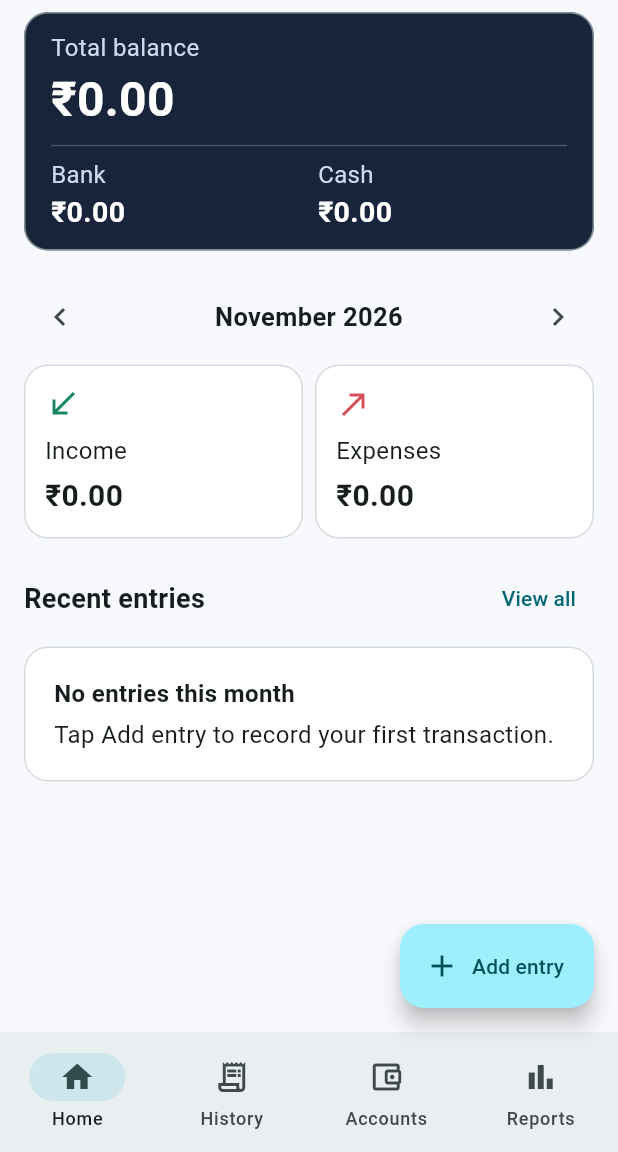
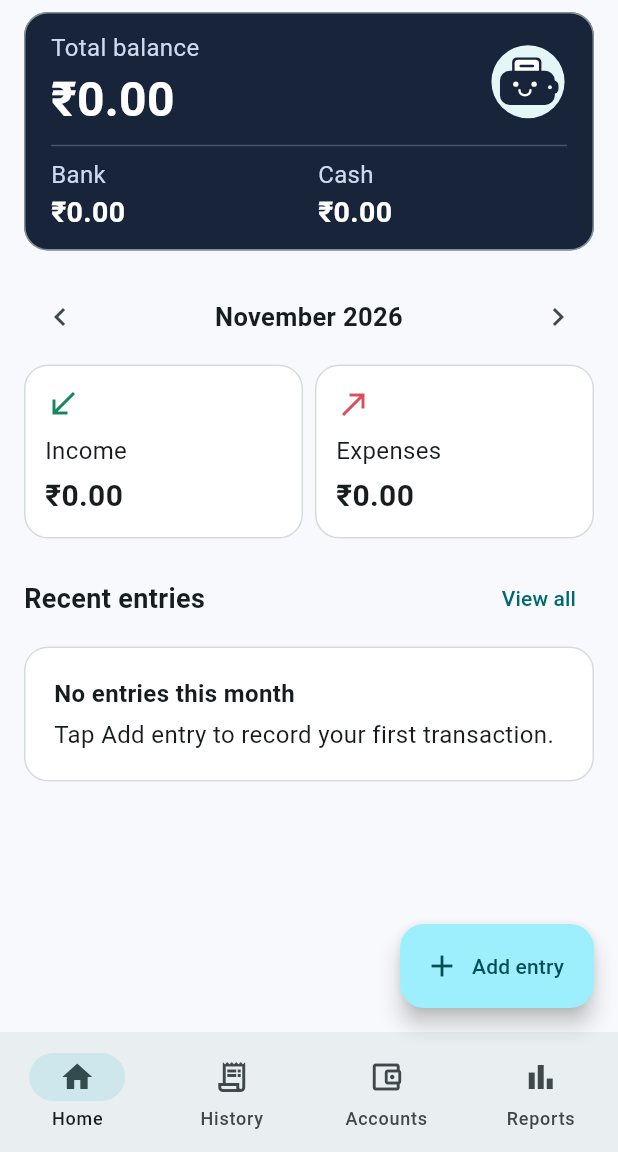
Before and after one commit to ft-aaheli/PocketLedger, a Flutter app: the screen it shows after launch, after a tap on "Create ledger", on a phone screen of 412 x 824 dp, the part 84-1236 px from its top. Run offline on Flutter 3.47's test engine with Material 3 defaults, Android fonts, the phone set to English and light mode, and no system bars; our stand-ins replace file_picker, image_picker, material_ui, pdf, share_plus, sqflite; missing offline and left inert: cryptography, excel; accounts and stored records are empty.

Commit message:
Add a wallet mascot to Home and entry confirmations

```diff
--- a/lib/forms.dart
+++ b/lib/forms.dart
@@ -87,11 +87,11 @@ mixin FormSave<T extends StatefulWidget> on State<T> {
   final formKey = GlobalKey<FormState>();
   bool saving = false;
 
-  Future<void> save(
+  Future<void> save<R extends Object>(
     Future<void> Function() write, {
     bool close = true,
     bool validate = true,
-    String? result,
+    R? result,
   }) async {
     if (saving || (validate && !formKey.currentState!.validate())) return;
     FocusScope.of(context).unfocus();
@@ -99,7 +99,7 @@ mixin FormSave<T extends StatefulWidget> on State<T> {
     try {
       await write();
       if (mounted && close && ModalRoute.isCurrentOf(context) == true) {
-        Navigator.pop(context, result);
+        Navigator.pop<R>(context, result);
       }
     } catch (error) {
       if (mounted) {
@@ -517,6 +517,7 @@ class _EntryPageState extends State<EntryPage> with FormSave<EntryPage> {
             note.text.trim(),
           ),
         ),
+        result: widget.entry == null ? kind : null,
       ),
     );
   }
--- a/lib/main.dart
+++ b/lib/main.dart
@@ -7,6 +7,7 @@ import 'profile.dart';
 import 'report_actions.dart';
 import 'forms.dart';
 import 'settings.dart';
+import 'wallet_mascot.dart';
 
 void main() async {
   WidgetsFlutterBinding.ensureInitialized();
@@ -115,6 +116,33 @@ class _LedgerHomeState extends State<LedgerHome> {
   void show(Widget page) =>
       Navigator.of(context).push(MaterialPageRoute<void>(builder: (_) => page));
 
+  Future<void> addEntry() async {
+    final saved = await Navigator.of(context)
+        .push<Kind>(MaterialPageRoute<Kind>(builder: (_) => EntryPage(ledger)));
+    if (!mounted || saved == null) return;
+    final messenger = ScaffoldMessenger.of(context);
+    messenger.hideCurrentSnackBar();
+    messenger.showSnackBar(
+      SnackBar(
+        content: Row(
+          children: [
+            if (ledger.mascotEnabled) ...[
+              const WalletMascot(celebrating: true),
+              const SizedBox(width: 12),
+            ],
+            Expanded(
+              child: Text(switch (saved) {
+                Kind.expense => 'Expense recorded!',
+                Kind.income => 'Income recorded!',
+                Kind.transfer => 'Transfer complete!',
+              }),
+            ),
+          ],
+        ),
+      ),
+    );
+  }
+
   @override
   Widget build(BuildContext context) {
     final monthly = ledger.monthly(month);
@@ -168,7 +196,7 @@ class _LedgerHomeState extends State<LedgerHome> {
         ],
       ),
       floatingActionButton: FloatingActionButton.extended(
-        onPressed: () => show(EntryPage(ledger)),
+        onPressed: addEntry,
         icon: const Icon(Icons.add),
         label: const Text('Add entry'),
       ),
@@ -367,11 +395,29 @@ class _LedgerHomeState extends State<LedgerHome> {
         child: Column(
           crossAxisAlignment: CrossAxisAlignment.start,
           children: [
-            const Text(
-              'Total balance',
-              style: TextStyle(color: Color(0xFFCFDBED)),
+            Row(
+              children: [
+                Expanded(
+                  child: Column(
+                    crossAxisAlignment: CrossAxisAlignment.start,
+                    children: [
+                      const Text(
+                        'Total balance',
+                        style: TextStyle(color: Color(0xFFCFDBED)),
+                      ),
+                      amount(
+                        balances.values.fold(0, (sum, value) => sum + value),
+                        32,
+                      ),
+                    ],
+                  ),
+                ),
+                if (ledger.mascotEnabled) ...[
+                  const SizedBox(width: 12),
+                  const WalletMascot(),
+                ],
+              ],
             ),
-            amount(balances.values.fold(0, (sum, value) => sum + value), 32),
             const Divider(color: Color(0xFF45546D), height: 16),
             Row(
               children: [
--- /dev/null
+++ b/lib/wallet_mascot.dart
@@ -0,0 +1,106 @@
+import 'dart:math' as math;
+
+import 'package:material_ui/material_ui.dart';
+
+class WalletMascot extends StatelessWidget {
+  const WalletMascot({super.key, this.celebrating = false});
+
+  final bool celebrating;
+
+  @override
+  Widget build(BuildContext context) {
+    final mascot = CustomPaint(
+      size: Size.square(celebrating ? 40 : 52),
+      painter: _WalletPainter(celebrating),
+    );
+    if (MediaQuery.disableAnimationsOf(context)) return mascot;
+    return TweenAnimationBuilder<double>(
+      tween: Tween(begin: 0, end: 1),
+      duration: Duration(milliseconds: celebrating ? 680 : 850),
+      child: mascot,
+      builder: (context, progress, child) {
+        final lift = math.sin(math.pi * progress);
+        return Transform.translate(
+          offset: Offset(
+            celebrating ? 0 : -3 * lift,
+            -(celebrating ? 8 : 3) * lift,
+          ),
+          child: Transform.rotate(angle: -.12 * lift, child: child),
+        );
+      },
+    );
+  }
+}
+
+class _WalletPainter extends CustomPainter {
+  const _WalletPainter(this.celebrating);
+
+  final bool celebrating;
+
+  @override
+  void paint(Canvas canvas, Size size) {
+    canvas.save();
+    canvas.scale(size.width / 64);
+    final ink = Paint()..color = const Color(0xFF17243A);
+    final paper = Paint()..color = const Color(0xFFE5F6F7);
+    final white = Paint()..color = Colors.white;
+    final line = Paint()
+      ..color = const Color(0xFF17243A)
+      ..style = PaintingStyle.stroke
+      ..strokeWidth = 2
+      ..strokeCap = StrokeCap.round;
+
+    canvas.drawCircle(const Offset(32, 32), 30, paper);
+    canvas.drawRRect(
+      RRect.fromRectAndRadius(
+        const Rect.fromLTWH(19, 12, 24, 27),
+        const Radius.circular(4),
+      ),
+      ink,
+    );
+    canvas.drawRRect(
+      RRect.fromRectAndRadius(
+        const Rect.fromLTWH(21, 14, 20, 24),
+        const Radius.circular(3),
+      ),
+      white,
+    );
+    canvas.drawLine(const Offset(26, 19), const Offset(36, 19), line);
+    canvas.drawRRect(
+      RRect.fromRectAndRadius(
+        const Rect.fromLTWH(9, 23, 45, 28),
+        const Radius.circular(8),
+      ),
+      ink,
+    );
+    canvas.drawRRect(
+      RRect.fromRectAndRadius(
+        const Rect.fromLTWH(44, 31, 13, 11),
+        const Radius.circular(4),
+      ),
+      ink,
+    );
+    canvas.drawCircle(const Offset(50, 36.5), 1.6, paper);
+
+    line.color = Colors.white;
+    for (final eye in [22.0, 37.0]) {
+      if (celebrating) {
+        canvas.drawArc(
+          Rect.fromLTWH(eye - 2.5, 31, 5, 6),
+          math.pi,
+          math.pi,
+          false,
+          line,
+        );
+      } else {
+        canvas.drawCircle(Offset(eye, 34), 2.2, white);
+      }
+    }
+    canvas.drawArc(const Rect.fromLTWH(25, 35, 9, 8), 0, math.pi, false, line);
+    canvas.restore();
+  }
+
+  @override
+  bool shouldRepaint(_WalletPainter oldDelegate) =>
+      oldDelegate.celebrating != celebrating;
+}
```
Also changed, not shown: lib/ledger.dart (+10 -6 lines), lib/settings.dart (+19 -0 lines), 1 other file.
